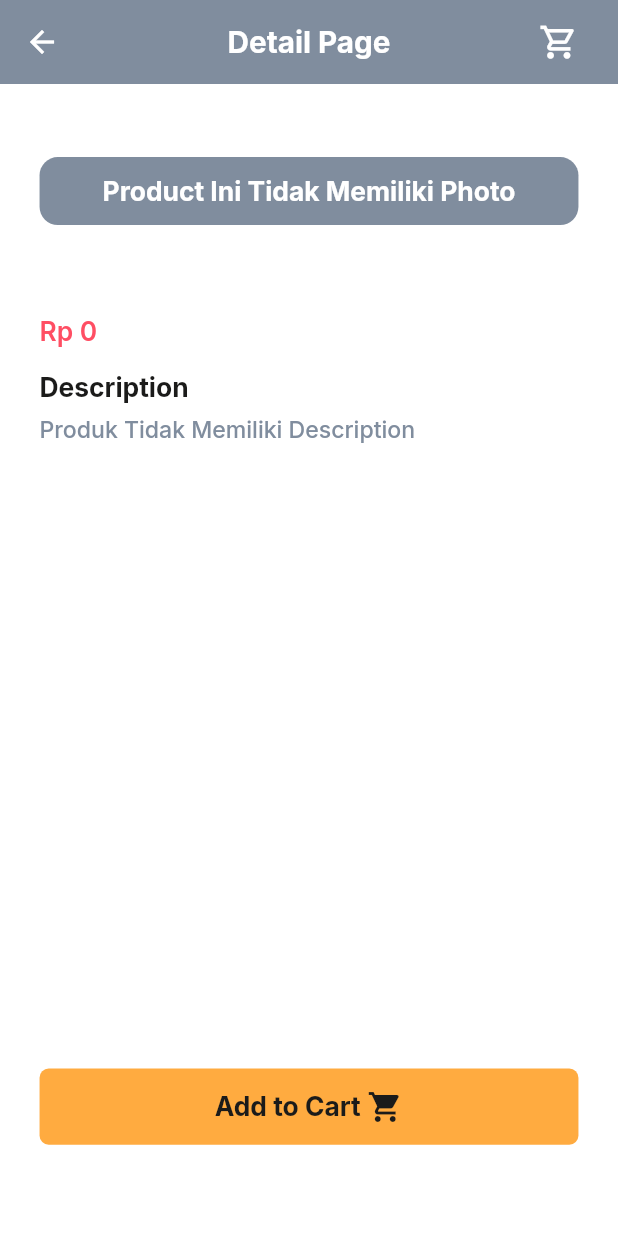
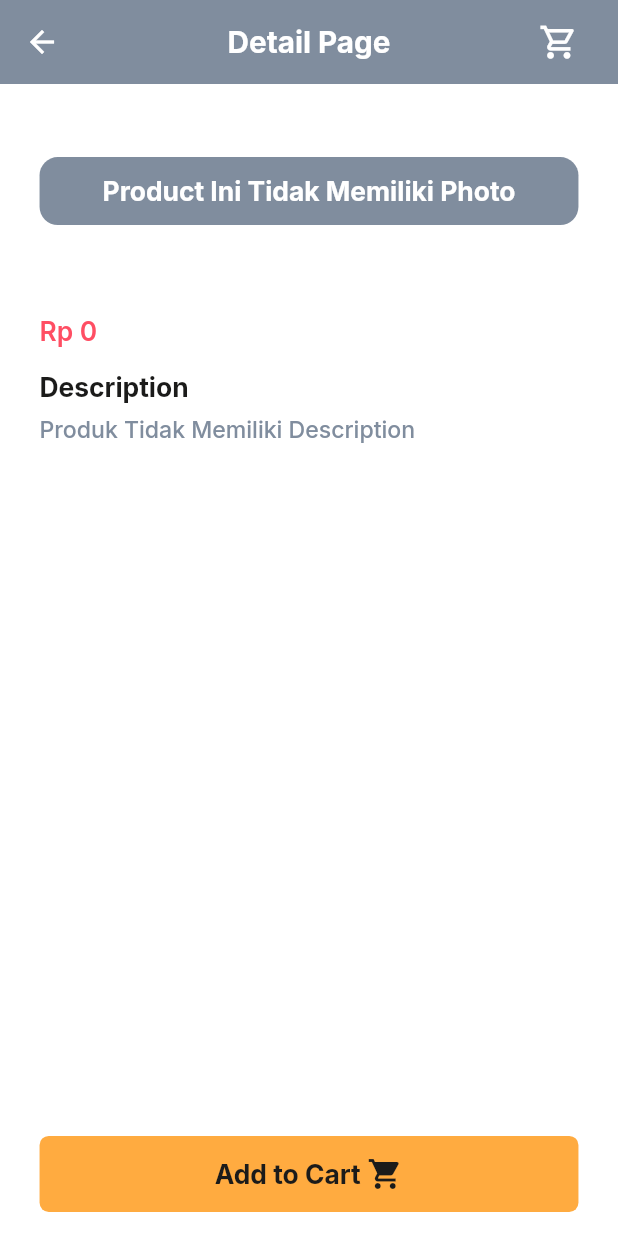
Before and after one commit to muhAzri/jubelio_test, a Flutter app: the DetailPage screen opened directly with empty values, on a phone screen of 412 x 824 dp. Run offline on Flutter 3.47's test engine with Material 2 defaults, Android fonts, the phone set to English and light mode, and no system bars; our stand-ins replace another_flushbar, cached_network_image, carousel_slider, equatable, flutter_bloc, flutter_cache_manager and 4 more; network calls fail.

Commit message:
Detail Page Test, Fix Detail Page

```diff
--- a/lib/shared/method.dart
+++ b/lib/shared/method.dart
@@ -16,6 +16,5 @@ void showCustomSnackbar(BuildContext context, String message) {
     message: message,
     flushbarPosition: FlushbarPosition.BOTTOM,
     backgroundColor: grayColor,
-    duration: const Duration(seconds: 3),
   ).show(context);
 }
--- a/lib/view/pages/detail_page.dart
+++ b/lib/view/pages/detail_page.dart
@@ -19,6 +19,8 @@ class DetailPage extends StatelessWidget {
     return Scaffold(
       appBar: _buildAppBar(context),
       body: _buildBody(context: context),
+      floatingActionButton: _buildAddToCartButton(context: context),
+      floatingActionButtonLocation: FloatingActionButtonLocation.centerFloat,
     );
   }
 
@@ -58,17 +60,12 @@ class DetailPage extends StatelessWidget {
   }
 
   Widget _buildBody({required BuildContext context}) {
-    return Container(
+    return ListView(
       padding: EdgeInsets.symmetric(horizontal: 24.w),
-      child: Column(
-        crossAxisAlignment: CrossAxisAlignment.start,
-        children: [
-          _buildProductImage(),
-          _buildProductCredential(),
-          const Spacer(),
-          _buildAddToCartButton(context: context),
-        ],
-      ),
+      children: [
+        _buildProductImage(),
+        _buildProductCredential(),
+      ],
     );
   }
 
@@ -193,15 +190,13 @@ class DetailPage extends StatelessWidget {
     CartProvider cartProvider = Provider.of<CartProvider>(context);
     return GestureDetector(
       onTap: () {
-        showCustomSnackbar(context, 'produk ditambahkan kedalam Cart');
+        showCustomSnackbar(context, '${product.name} ditambahkan kedalam Cart');
 
         cartProvider.addProduct(product);
       },
       child: Container(
         height: 50.h,
-        margin: EdgeInsets.only(
-          bottom: 60.h,
-        ),
+        margin: EdgeInsets.symmetric(horizontal: 24.w),
         decoration: BoxDecoration(
           borderRadius: BorderRadius.circular(6.r),
           color: Colors.orangeAccent,
```
Also changed, not shown: 1 other file.
